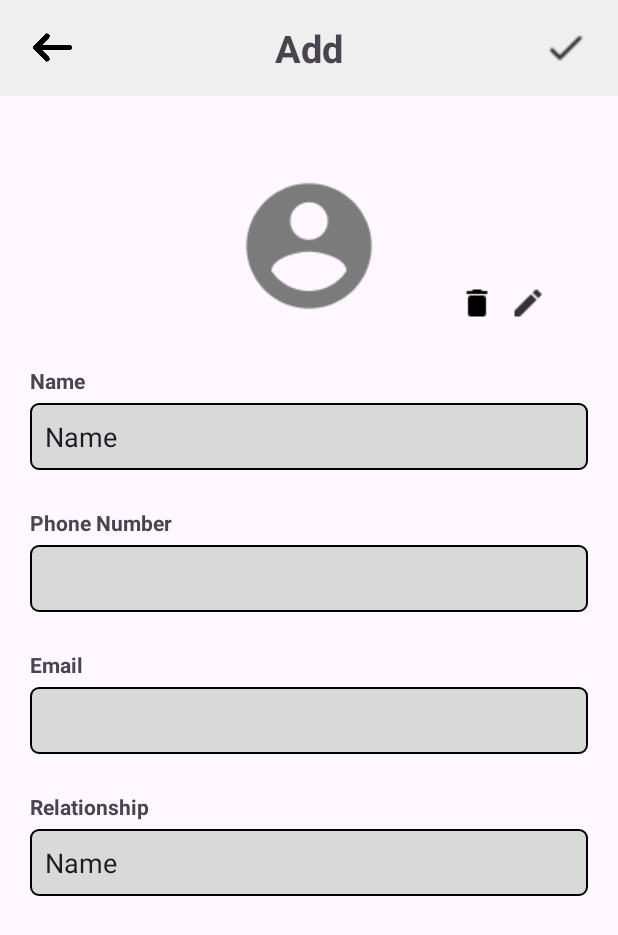
After one commit to Winterwood0118/ContactApp, an Android app: the layout custom_dialog.xml on its own in the app's theme, with its tools: preview values and no code run, on a phone screen of 412 x 824 dp. The commit adds this screen. Shown: the top 935 px of the screen. Run offline under Robolectric (Android 15) with nearby library versions, the phone set to English and light mode, and no system bars.

Commit message:
다이얼로그 레이아웃 작성

```diff
--- /dev/null
+++ b/app/src/main/res/drawable/text_edit_bg.xml
@@ -0,0 +1,9 @@
+<?xml version="1.0" encoding="utf-8"?>
+<shape xmlns:android="http://schemas.android.com/apk/res/android" android:shape="rectangle">
+    <solid android:color="@color/edit_text_bg_grey"/>
+    <stroke android:color="@color/black"
+        android:width="1dp"/>
+    <corners android:radius="5dp"/>
+
+
+</shape>
--- /dev/null
+++ b/app/src/main/res/layout/custom_dialog.xml
@@ -0,0 +1,185 @@
+<?xml version="1.0" encoding="utf-8"?>
+<androidx.constraintlayout.widget.ConstraintLayout xmlns:android="http://schemas.android.com/apk/res/android"
+    xmlns:app="http://schemas.android.com/apk/res-auto"
+    xmlns:tools="http://schemas.android.com/tools"
+    android:layout_width="match_parent"
+    android:layout_height="match_parent">
+
+    <androidx.appcompat.widget.Toolbar
+        android:id="@+id/toolbar"
+        android:layout_width="match_parent"
+        android:layout_height="wrap_content"
+        android:background="@color/toolbar_grey"
+        android:minHeight="?attr/actionBarSize"
+        android:theme="?attr/actionBarTheme"
+        app:layout_constraintEnd_toEndOf="parent"
+        app:layout_constraintStart_toStartOf="parent"
+        app:layout_constraintTop_toTopOf="parent"
+        android:paddingHorizontal="20dp">
+
+        <ImageView
+            android:id="@+id/imageView"
+            android:layout_width="30dp"
+            android:layout_height="30dp"
+            app:srcCompat="@drawable/ic_back"
+            android:layout_gravity="left"
+            android:layout_marginLeft="20dp"/>
+
+        <TextView
+            android:id="@+id/textView"
+            android:layout_width="wrap_content"
+            android:layout_height="wrap_content"
+            android:text="@string/Add"
+            android:textStyle="bold"
+            android:textSize="25sp"
+            android:layout_gravity="center"/>
+
+        <ImageView
+            android:id="@+id/imageView2"
+            android:layout_width="30dp"
+            android:layout_height="30dp"
+            app:srcCompat="@drawable/ic_confirm"
+            android:layout_gravity="right"
+            android:layout_marginRight="20dp" />
+
+    </androidx.appcompat.widget.Toolbar>
+
+    <ImageView
+        android:id="@+id/imageView3"
+        android:layout_width="wrap_content"
+        android:layout_height="wrap_content"
+        android:layout_marginTop="50dp"
+        app:layout_constraintEnd_toEndOf="parent"
+        app:layout_constraintStart_toStartOf="parent"
+        app:layout_constraintTop_toBottomOf="@+id/toolbar"
+        app:srcCompat="@drawable/ic_default_user" />
+
+    <TextView
+        android:id="@+id/textView2"
+        android:layout_width="wrap_content"
+        android:layout_height="wrap_content"
+        android:layout_marginStart="20dp"
+        android:layout_marginTop="30dp"
+        android:text="@string/name"
+        android:textStyle="bold"
+        app:layout_constraintStart_toStartOf="parent"
+        app:layout_constraintTop_toBottomOf="@+id/imageView3" />
+
+    <ImageView
+        android:id="@+id/imageView4"
+        android:layout_width="wrap_content"
+        android:layout_height="wrap_content"
+        android:layout_marginStart="50dp"
+        app:layout_constraintBottom_toBottomOf="@+id/imageView3"
+        app:layout_constraintStart_toEndOf="@+id/imageView3"
+        app:srcCompat="@drawable/ic_delete" />
+
+    <ImageView
+        android:id="@+id/imageView5"
+        android:layout_width="wrap_content"
+        android:layout_height="wrap_content"
+        android:layout_marginStart="10dp"
+        app:layout_constraintBottom_toBottomOf="@+id/imageView4"
+        app:layout_constraintStart_toEndOf="@+id/imageView4"
+        app:layout_constraintTop_toTopOf="@+id/imageView4"
+        app:srcCompat="@drawable/id_rewrite" />
+
+    <EditText
+        android:id="@+id/editTextText"
+        android:layout_width="match_parent"
+        android:layout_height="wrap_content"
+        android:layout_marginStart="20dp"
+        android:layout_marginTop="5dp"
+        android:layout_marginEnd="20dp"
+        android:padding="10dp"
+        android:background="@drawable/text_edit_bg"
+        android:ems="10"
+        android:inputType="text"
+        android:text="Name"
+        app:layout_constraintEnd_toEndOf="parent"
+        app:layout_constraintHorizontal_bias="0.0"
+        app:layout_constraintStart_toStartOf="parent"
+        app:layout_constraintTop_toBottomOf="@+id/textView2" />
+
+    <TextView
+        android:id="@+id/textView3"
+        android:layout_width="wrap_content"
+        android:layout_height="wrap_content"
+        android:layout_marginStart="20dp"
+        android:layout_marginTop="25dp"
+        android:text="@string/PhoneNumber"
+        android:textStyle="bold"
+        app:layout_constraintStart_toStartOf="parent"
+        app:layout_constraintTop_toBottomOf="@+id/editTextText" />
+
+    <EditText
+        android:id="@+id/editTextNumber"
+        android:layout_width="match_parent"
+        android:layout_height="wrap_content"
+        android:layout_marginStart="20dp"
+        android:layout_marginTop="5dp"
+        android:layout_marginEnd="20dp"
+        android:ems="10"
+        android:inputType="number"
+        android:padding="10dp"
+        android:background="@drawable/text_edit_bg"
+        app:layout_constraintEnd_toEndOf="parent"
+        app:layout_constraintStart_toStartOf="parent"
+        app:layout_constraintTop_toBottomOf="@+id/textView3" />
+
+    <TextView
+        android:id="@+id/textView4"
+        android:layout_width="wrap_content"
+        android:layout_height="wrap_content"
+        android:layout_marginStart="20dp"
+        android:layout_marginTop="25dp"
+        android:text="@string/Email"
+        android:textStyle="bold"
+        app:layout_constraintStart_toStartOf="parent"
+        app:layout_constraintTop_toBottomOf="@+id/editTextNumber" />
+
+    <EditText
+        android:id="@+id/editTextTextEmailAddress"
+        android:layout_width="match_parent"
+        android:layout_height="wrap_content"
+        android:layout_marginStart="20dp"
+        android:layout_marginTop="5dp"
+        android:layout_marginEnd="20dp"
+        android:ems="10"
+        android:inputType="textEmailAddress"
+        android:padding="10dp"
+        android:background="@drawable/text_edit_bg"
+        app:layout_constraintEnd_toEndOf="parent"
+        app:layout_constraintHorizontal_bias="0.0"
+        app:layout_constraintStart_toStartOf="parent"
+        app:layout_constraintTop_toBottomOf="@+id/textView4" />
+
+    <TextView
+        android:id="@+id/textView5"
+        android:layout_width="wrap_content"
+        android:layout_height="wrap_content"
+        android:layout_marginStart="20dp"
+        android:layout_marginTop="25dp"
+        android:text="@string/Relationship"
+        android:textStyle="bold"
+        app:layout_constraintStart_toStartOf="parent"
+        app:layout_constraintTop_toBottomOf="@+id/editTextTextEmailAddress" />
+
+    <EditText
+        android:id="@+id/editTextText2"
+        android:layout_width="0dp"
+        android:layout_height="wrap_content"
+        android:layout_marginStart="20dp"
+        android:layout_marginTop="5dp"
+        android:layout_marginEnd="20dp"
+        android:ems="10"
+        android:inputType="text"
+        android:text="Name"
+        android:padding="10dp"
+        android:background="@drawable/text_edit_bg"
+        app:layout_constraintEnd_toEndOf="parent"
+        app:layout_constraintStart_toStartOf="parent"
+        app:layout_constraintTop_toBottomOf="@+id/textView5" />
+
+
+</androidx.constraintlayout.widget.ConstraintLayout>
--- a/app/src/main/res/values/strings.xml
+++ b/app/src/main/res/values/strings.xml
@@ -2,4 +2,9 @@
     <string name="app_name">ContactApp</string>
     <!-- TODO: Remove or change this placeholder text -->
     <string name="hello_blank_fragment">Hello blank fragment</string>
+    <string name="name">Name</string>
+    <string name="Relationship">Relationship</string>
+    <string name="Email">Email</string>
+    <string name="PhoneNumber">Phone Number</string>
+    <string name="Add">Add</string>
 </resources>
```
Also changed, not shown: app/src/main/res/drawable/ic_back.png (added).
